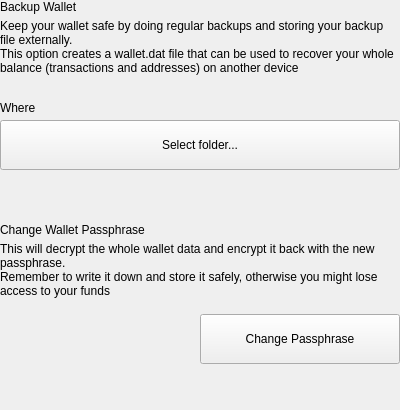
Before: the Qt Designer form src/qt/encocoin/settings/forms/settingsbackupwallet.ui in Kopernikus-dev/test, drawn with Qt 5.
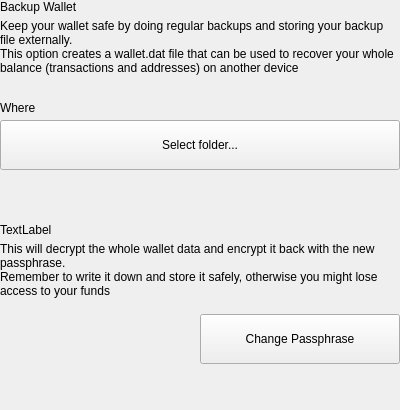
After: the same form once the commit is applied.

```diff
--- a/src/qt/encocoin/settings/forms/settingsbackupwallet.ui
+++ b/src/qt/encocoin/settings/forms/settingsbackupwallet.ui
@@ -158,7 +158,7 @@
         <item>
          <widget class="QLabel" name="labelTitle_2">
           <property name="text">
-           <string>Change Wallet Passphrase</string>
+           <string>TextLabel</string>
           </property>
          </widget>
         </item>
```
